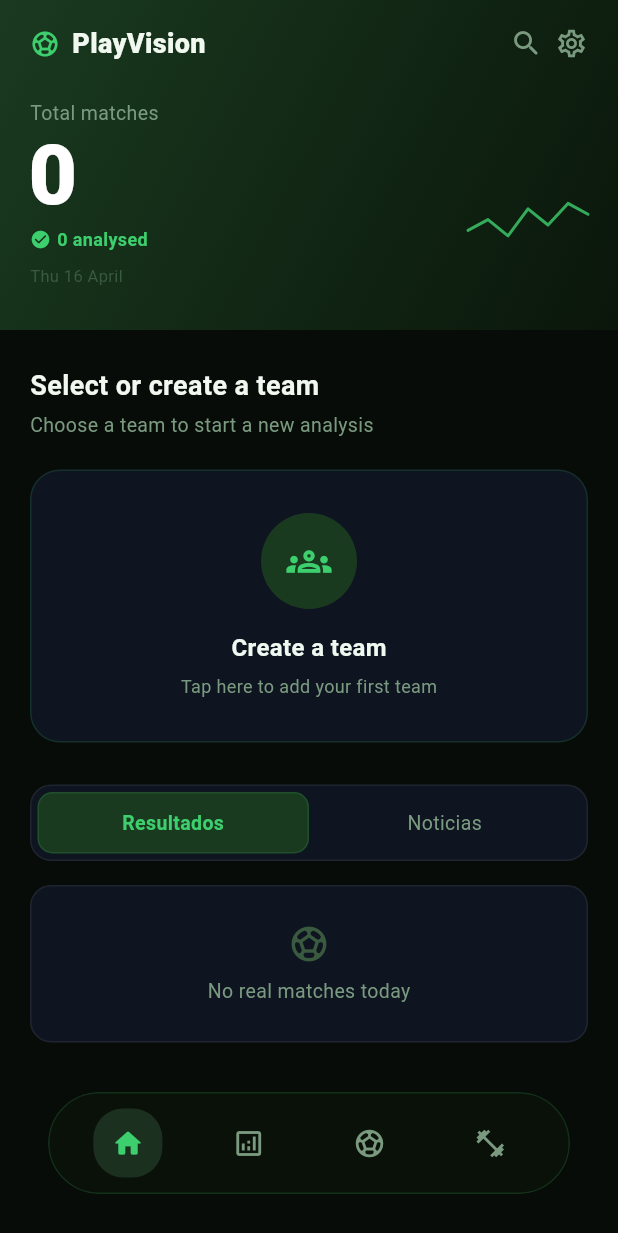
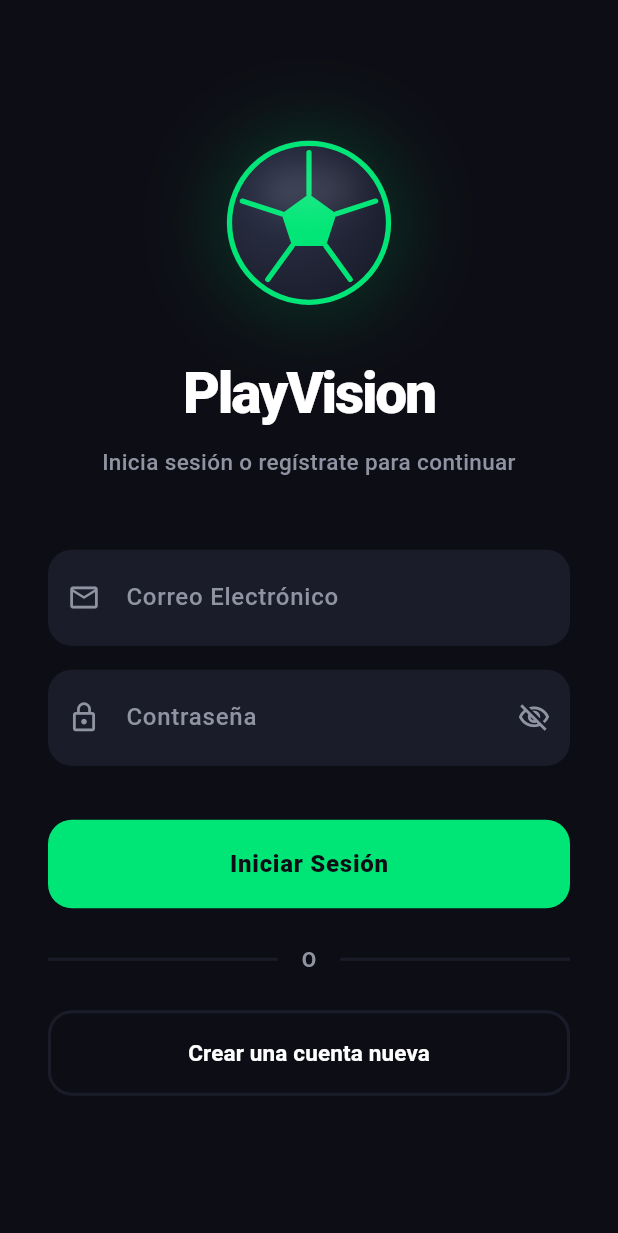
Before and after one commit to ghosstbabby12/playvision, a Flutter app: the screen it shows after launch, on a phone screen of 412 x 824 dp. Shown: the top 1233 px of the screen. Run offline on Flutter 3.47's test engine with Material 3 defaults, Android fonts, the phone set to English and light mode, and no system bars; our stand-ins replace fl_chart, flutter_dotenv, image_picker, supabase_flutter, video_player; accounts and stored records are empty.

Commit message:
feat: login de usuarios y seguridad RLS en Supabase

```diff
--- /dev/null
+++ b/lib/features/auth/presentation/login_page.dart
@@ -0,0 +1,392 @@
+import 'package:flutter/material.dart';
+import 'package:supabase_flutter/supabase_flutter.dart';
+import 'dart:math' as math;
+
+class LoginPage extends StatefulWidget {
+  const LoginPage({super.key});
+
+  @override
+  State<LoginPage> createState() => _LoginPageState();
+}
+
+class _LoginPageState extends State<LoginPage> {
+  final _emailController = TextEditingController();
+  final _passwordController = TextEditingController();
+
+  bool _isLoading = false;
+  bool _obscurePassword = true;
+  String? _errorMessage;
+  String? _successMessage;
+
+  final Color _bgDark = const Color(0xFF0D0E15);
+  final Color _surfaceColor = const Color(0xFF1A1C29);
+  final Color _accentGreen = const Color(0xFF00E676);
+  final Color _textMuted = const Color(0xFF8F93A2);
+
+  Future<void> _signIn() async {
+    final email = _emailController.text.trim();
+    final password = _passwordController.text.trim();
+
+    if (email.isEmpty || password.isEmpty) {
+      setState(() => _errorMessage = 'Ingresa tu correo y contraseña para continuar.');
+      return;
+    }
+
+    setState(() {
+      _isLoading = true;
+      _errorMessage = null;
+      _successMessage = null;
+    });
+
+    try {
+      await Supabase.instance.client.auth.signInWithPassword(
+        email: email,
+        password: password,
+      );
+
+      if (mounted) {
+        Navigator.pushReplacementNamed(context, '/');
+      }
+    } on AuthException catch (e) {
+      setState(() => _errorMessage = e.message);
+    } catch (e) {
+      setState(() => _errorMessage = 'Ha ocurrido un error inesperado.');
+    } finally {
+      if (mounted) setState(() => _isLoading = false);
+    }
+  }
+
+  Future<void> _signUp() async {
+    final email = _emailController.text.trim();
+    final password = _passwordController.text.trim();
+
+    if (email.isEmpty || password.isEmpty) {
+      setState(() => _errorMessage = 'Llena todos los campos para crear tu cuenta.');
+      return;
+    }
+
+    setState(() {
+      _isLoading = true;
+      _errorMessage = null;
+      _successMessage = null;
+    });
+
+    try {
+      await Supabase.instance.client.auth.signUp(
+        email: email,
+        password: password,
+      );
+
+      setState(() {
+        _successMessage = '¡Cuenta creada con éxito! Ahora puedes iniciar sesión.';
+        _passwordController.clear();
+      });
+    } on AuthException catch (e) {
+      setState(() => _errorMessage = e.message);
+    } catch (e) {
+      setState(() => _errorMessage = 'Ocurrió un error al registrarte.');
+    } finally {
+      if (mounted) setState(() => _isLoading = false);
+    }
+  }
+
+  @override
+  void dispose() {
+    _emailController.dispose();
+    _passwordController.dispose();
+    super.dispose();
+  }
+
+  @override
+  Widget build(BuildContext context) {
+    return Scaffold(
+      backgroundColor: _bgDark,
+      body: SafeArea(
+        child: Center(
+          child: SingleChildScrollView(
+            physics: const BouncingScrollPhysics(),
+            padding: const EdgeInsets.symmetric(horizontal: 32.0, vertical: 24.0),
+            child: Column(
+              mainAxisAlignment: MainAxisAlignment.center,
+              crossAxisAlignment: CrossAxisAlignment.stretch,
+              children: [
+                // Nuevo Logo Realista / Tecnológico
+                const Center(
+                  child: ModernSoccerLogo(size: 110),
+                ),
+                const SizedBox(height: 32),
+
+                const Text(
+                  'PlayVision',
+                  textAlign: TextAlign.center,
+                  style: TextStyle(
+                    color: Colors.white,
+                    fontSize: 38,
+                    fontWeight: FontWeight.w900,
+                    letterSpacing: -1.5,
+                  ),
+                ),
+                const SizedBox(height: 8),
+                Text(
+                  'Inicia sesión o regístrate para continuar',
+                  textAlign: TextAlign.center,
+                  style: TextStyle(color: _textMuted, fontSize: 15, fontWeight: FontWeight.w500),
+                ),
+                const SizedBox(height: 48),
+
+                if (_errorMessage != null)
+                  _buildMessageCard(_errorMessage!, Colors.redAccent, Icons.error_outline),
+
+                if (_successMessage != null)
+                  _buildMessageCard(_successMessage!, _accentGreen, Icons.check_circle_outline),
+
+                if (_errorMessage != null || _successMessage != null)
+                  const SizedBox(height: 24),
+
+                _buildTextField(
+                  controller: _emailController,
+                  label: 'Correo Electrónico',
+                  icon: Icons.email_outlined,
+                  keyboardType: TextInputType.emailAddress,
+                ),
+                const SizedBox(height: 16),
+
+                _buildTextField(
+                  controller: _passwordController,
+                  label: 'Contraseña',
+                  icon: Icons.lock_outline,
+                  isPassword: true,
+                ),
+                const SizedBox(height: 36),
+
+                ElevatedButton(
+                  onPressed: _isLoading ? null : _signIn,
+                  style: ElevatedButton.styleFrom(
+                    backgroundColor: _accentGreen,
+                    foregroundColor: _bgDark,
+                    padding: const EdgeInsets.symmetric(vertical: 18),
+                    elevation: 0,
+                    shape: RoundedRectangleBorder(
+                      borderRadius: BorderRadius.circular(16),
+                    ),
+                  ),
+                  child: _isLoading
+                      ? SizedBox(
+                          width: 24, height: 24,
+                          child: CircularProgressIndicator(color: _bgDark, strokeWidth: 2.5),
+                        )
+                      : const Text(
+                          'Iniciar Sesión',
+                          style: TextStyle(fontSize: 16, fontWeight: FontWeight.w800, letterSpacing: 0.5),
+                        ),
+                ),
+                const SizedBox(height: 24),
+
+                Row(
+                  children: [
+                    Expanded(child: Divider(color: _surfaceColor, thickness: 2)),
+                    Padding(
+                      padding: const EdgeInsets.symmetric(horizontal: 16),
+                      child: Text('O', style: TextStyle(color: _textMuted, fontWeight: FontWeight.w600)),
+                    ),
+                    Expanded(child: Divider(color: _surfaceColor, thickness: 2)),
+                  ],
+                ),
+                const SizedBox(height: 24),
+
+                OutlinedButton(
+                  onPressed: _isLoading ? null : _signUp,
+                  style: OutlinedButton.styleFrom(
+                    foregroundColor: Colors.white,
+                    side: BorderSide(color: _surfaceColor, width: 2),
+                    padding: const EdgeInsets.symmetric(vertical: 18),
+                    shape: RoundedRectangleBorder(
+                      borderRadius: BorderRadius.circular(16),
+                    ),
+                  ),
+                  child: const Text(
+                    'Crear una cuenta nueva',
+                    style: TextStyle(fontSize: 15, fontWeight: FontWeight.w600),
+                  ),
+                ),
+              ],
+            ),
+          ),
+        ),
+      ),
+    );
+  }
+
+  Widget _buildMessageCard(String text, Color color, IconData icon) {
+    return Container(
+      padding: const EdgeInsets.symmetric(horizontal: 16, vertical: 14),
+      decoration: BoxDecoration(
+        color: color.withValues(alpha: 0.1),
+        borderRadius: BorderRadius.circular(16),
+        border: Border.all(color: color.withValues(alpha: 0.3)),
+      ),
+      child: Row(
+        children: [
+          Icon(icon, color: color, size: 20),
+          const SizedBox(width: 12),
+          Expanded(
+            child: Text(text, style: TextStyle(color: color, fontSize: 13, fontWeight: FontWeight.w500)),
+          ),
+        ],
+      ),
+    );
+  }
+
+  Widget _buildTextField({
+    required TextEditingController controller,
+    required String label,
+    required IconData icon,
+    bool isPassword = false,
+    TextInputType keyboardType = TextInputType.text,
+  }) {
+    return TextFormField(
+      controller: controller,
+      style: const TextStyle(color: Colors.white, fontWeight: FontWeight.w500),
+      keyboardType: keyboardType,
+      obscureText: isPassword ? _obscurePassword : false,
+      decoration: InputDecoration(
+        hintText: label,
+        hintStyle: TextStyle(color: _textMuted),
+        prefixIcon: Icon(icon, color: _textMuted, size: 22),
+        suffixIcon: isPassword
+            ? IconButton(
+                icon: Icon(
+                  _obscurePassword ? Icons.visibility_off_outlined : Icons.visibility_outlined,
+                  color: _textMuted,
+                  size: 22,
+                ),
+                onPressed: () => setState(() => _obscurePassword = !_obscurePassword),
+              )
+            : null,
+        filled: true,
+        fillColor: _surfaceColor,
+        contentPadding: const EdgeInsets.symmetric(vertical: 20),
+        border: OutlineInputBorder(
+          borderRadius: BorderRadius.circular(16),
+          borderSide: BorderSide.none,
+        ),
+        focusedBorder: OutlineInputBorder(
+          borderRadius: BorderRadius.circular(16),
+          borderSide: BorderSide(color: _accentGreen, width: 2),
+        ),
+      ),
+    );
+  }
+}
+
+// ============================================================================
+// LOGO PERSONALIZADO (Balón Tecnológico 3D)
+// ============================================================================
+class ModernSoccerLogo extends StatelessWidget {
+  final double size;
+  const ModernSoccerLogo({super.key, required this.size});
+
+  @override
+  Widget build(BuildContext context) {
+    return Container(
+      width: size,
+      height: size,
+      decoration: BoxDecoration(
+        shape: BoxShape.circle,
+        // Brillo sutil de fondo
+        boxShadow: [
+          BoxShadow(
+            color: const Color(0xFF00E676).withValues(alpha: 0.15),
+            blurRadius: 40,
+            spreadRadius: 10,
+          ),
+        ],
+      ),
+      child: CustomPaint(
+        painter: _ModernSoccerPainter(),
+      ),
+    );
+  }
+}
+
+class _ModernSoccerPainter extends CustomPainter {
+  @override
+  void paint(Canvas canvas, Size size) {
+    final center = Offset(size.width / 2, size.height / 2);
+    final radius = size.width / 2;
+
+    // 1. Círculo base oscuro con gradiente
+    final baseGradient = RadialGradient(
+      center: const Alignment(-0.3, -0.3),
+      radius: 1.0,
+      colors: [
+        const Color(0xFF2C3248),
+        const Color(0xFF13141F),
+      ],
+    );
+    final basePaint = Paint()
+      ..shader = baseGradient.createShader(Rect.fromCircle(center: center, radius: radius));
+    canvas.drawCircle(center, radius, basePaint);
+
+    // 2. Anillo exterior brillante verde
+    final ringPaint = Paint()
+      ..style = PaintingStyle.stroke
+      ..strokeWidth = 3.5
+      ..color = const Color(0xFF00E676);
+    canvas.drawCircle(center, radius - 2, ringPaint);
+
+    // 3. Pentágono central
+    final accentPaint = Paint()
+      ..style = PaintingStyle.fill
+      ..color = const Color(0xFF00E676);
+
+    final path = Path();
+    final pentagonRadius = radius * 0.35;
+    for (int i = 0; i < 5; i++) {
+      // Rotado -18 grados para que el pentágono quede recto
+      final angle = (i * 2 * math.pi / 5) - (math.pi / 2);
+      final x = center.dx + pentagonRadius * math.cos(angle);
+      final y = center.dy + pentagonRadius * math.sin(angle);
+      if (i == 0) {
+        path.moveTo(x, y);
+      } else {
+        path.lineTo(x, y);
+      }
+    }
+    path.close();
+    canvas.drawPath(path, accentPaint);
+
+    // 4. Líneas conectando el pentágono al borde (Costuras del balón)
+    final linePaint = Paint()
+      ..style = PaintingStyle.stroke
+      ..strokeWidth = 3.5
+      ..color = const Color(0xFF00E676)
+      ..strokeCap = StrokeCap.round;
+
+    for (int i = 0; i < 5; i++) {
+      final angle = (i * 2 * math.pi / 5) - (math.pi / 2);
+
+      // Desde los vértices del pentágono
+      final startX = center.dx + pentagonRadius * math.cos(angle);
+      final startY = center.dy + pentagonRadius * math.sin(angle);
+
+      // Hacia el borde
+      final endX = center.dx + (radius * 0.85) * math.cos(angle);
+      final endY = center.dy + (radius * 0.85) * math.sin(angle);
+
+      canvas.drawLine(Offset(startX, startY), Offset(endX, endY), linePaint);
+    }
+
+    // 5. Brillo superior (efecto 3D)
+    final highlightPaint = Paint()
+      ..color = Colors.white.withValues(alpha: 0.1)
+      ..maskFilter = const MaskFilter.blur(BlurStyle.normal, 10);
+    canvas.drawOval(
+      Rect.fromCenter(center: Offset(center.dx, center.dy - radius * 0.4), width: radius * 1.2, height: radius * 0.6),
+      highlightPaint,
+    );
+  }
+
+  @override
+  bool shouldRepaint(covariant CustomPainter oldDelegate) => false;
+}
--- a/lib/features/home/controller/home_controller.dart
+++ b/lib/features/home/controller/home_controller.dart
@@ -61,7 +61,7 @@ class HomeController extends ChangeNotifier {
         if (updated != null) selectedTeam = updated;
       }
     } catch (e) {
-      errorMessage = 'Failed to load teams: $e';
+      errorMessage = 'No se pudieron cargar los equipos: $e';
     } finally {
       isLoading = false;
       notifyListeners();
@@ -74,7 +74,7 @@ class HomeController extends ChangeNotifier {
     try {
       recentMatches = await _service.getMatches();
     } catch (e) {
-      errorMessage = 'Failed to load matches: $e';
+      errorMessage = 'No se pudieron cargar los partidos: $e';
     } finally {
       isLoadingMatches = false;
       notifyListeners();
@@ -87,7 +87,7 @@ class HomeController extends ChangeNotifier {
     try {
       teamMatches[teamId] = await _service.getMatchesByTeam(teamId);
     } catch (e) {
-      errorMessage = 'Failed to load matches: $e';
+      errorMessage = 'Fallo al cargar los partidos de este equipo: $e';
     } finally {
       _loadingMatches.remove(teamId);
       notifyListeners();
@@ -103,15 +103,14 @@ class HomeController extends ChangeNotifier {
     try {
       final report = await _service.getMatchReport(matchId);
       if (report != null) {
-        // Guardamos el reporte ESPECÍFICO de este partido en memoria
         AnalysisStore.instance.save(report);
-        return true; // Éxito
+        return true;
       } else {
-        errorMessage = 'Analysis data not found for this match.';
+        errorMessage = 'Datos de análisis no encontrados para este partido.';
         return false;
       }
     } catch (e) {
-      errorMessage = 'Error loading analysis: $e';
+      errorMessage = 'Error cargando análisis: $e';
       return false;
     } finally {
       isLoading = false;
@@ -123,7 +122,7 @@ class HomeController extends ChangeNotifier {
   Future<void> pickAndAnalyze({String opponent = ''}) async {
     final teamId = selectedTeam?['id'] as int?;
     if (teamId == null) {
-      errorMessage = 'Please select a team first.';
+      errorMessage = 'Por favor selecciona un equipo primero.';
       notifyListeners();
       return;
     }
@@ -154,11 +153,9 @@ class HomeController extends ChangeNotifier {
         Uri.parse('${AppConstants.apiBase}/analyze'),
       );
 
-      // Enviamos IDs exactos en formato String sin variables nulas
       request.fields['team_id']     = teamId.toString();
       request.fields['opponent']    = opponent;
       request.fields['source_type'] = AppConstants.sourceUpload;
-
       request.fields['match_id'] = matchId.toString();
 
       request.files.add(
@@ -169,20 +166,16 @@ class HomeController extends ChangeNotifier {
       final body     = await streamed.stream.bytesToString();
 
       if (streamed.statusCode == 200) {
-        // 3. Recibir resultado JSON
         final result = jsonDecode(body) as Map<String, dynamic>;
 
-        // 4. Actualizar estado y URL del video en Supabase
         await _service.updateMatchStatus(matchId: matchId, status: 'done');
         final videoUrl = result['video_url'] as String?;
         if (videoUrl != null && videoUrl.isNotEmpty) {
           await _service.updateMatchVideoUrl(matchId: matchId, videoUrl: videoUrl);
         }
 
-        // 5. Guardar en Store PRIMERO para que el video esté disponible
         AnalysisStore.instance.save(result, localFile: file);
 
-        // 6. Guardar estadísticas de jugadores (solo columnas existentes en DB)
         final players = result['players'] as List?;
         if (players != null && players.isNotEmpty) {
           final statsToInsert = players.map((p) => {
@@ -197,22 +190,18 @@ class HomeController extends ChangeNotifier {
           try {
             await _service.savePlayerStatsBatch(statsToInsert);
           } catch (e) {
-            // Stats insert failed but analysis result is already saved
             debugPrint('Stats insert error: $e');
           }
         }
-        successMessage = 'Analysis complete!';
-
-        // 7. Recargar los partidos de este equipo para que aparezca el nuevo
+        successMessage = '¡Análisis completo!';
         await loadMatchesForTeam(teamId);
 
       } else {
-        errorMessage = 'Server error: ${streamed.statusCode} - $body';
-        // Si el backend falla, marcamos el partido como error
+        errorMessage = 'Error del servidor: ${streamed.statusCode} - $body';
         await _service.updateMatchStatus(matchId: matchId, status: 'error');
       }
     } catch (e) {
-      errorMessage = 'Connection error: $e';
+      errorMessage = 'Error de conexión: $e';
       if (matchId != null) {
         await _service.updateMatchStatus(matchId: matchId, status: 'error');
       }
@@ -241,8 +230,14 @@ class HomeController extends ChangeNotifier {
     String? club,
     String? logoUrl,
   }) async {
-    await _service.createTeam(name: name, category: category, club: club, logoUrl: logoUrl);
-    await loadTeams();
+    try {
+      await _service.createTeam(name: name, category: category, club: club, logoUrl: logoUrl);
+      await loadTeams();
+      successMessage = "¡Equipo creado con éxito!";
+    } catch(e) {
+      errorMessage = "No se pudo crear el equipo: $e";
+    }
+    notifyListeners();
   }
 
   Future<void> updateTeam({
--- a/lib/main.dart
+++ b/lib/main.dart
@@ -31,11 +31,16 @@ class PlayVisionApp extends StatelessWidget {
 
   @override
   Widget build(BuildContext context) {
+    // Revisamos si el usuario ya tiene una sesión iniciada
+    final session = Supabase.instance.client.auth.currentSession;
+
     return MaterialApp(
       title: 'PlayVision',
       debugShowCheckedModeBanner: false,
       theme: ThemeData(primarySwatch: Colors.green),
-      initialRoute: AppRoutes.home,
+
+      // Si hay sesión iniciada lo mandamos a "/", si no, lo mandamos a "/login"
+      initialRoute: session != null ? AppRoutes.main : AppRoutes.login,
       routes: AppRoutes.routes,
     );
   }
--- a/lib/routes/app_routes.dart
+++ b/lib/routes/app_routes.dart
@@ -1,10 +1,14 @@
 import 'package:flutter/material.dart';
 import '../app/main_screen.dart';
+// Asegúrate de que esta ruta coincida donde guardaste el login_page.dart
+import '../features/auth/presentation/login_page.dart';
 
 class AppRoutes {
-  static const home = "/";
+  static const main = "/";
+  static const login = "/login"; // Nueva ruta para el login
 
   static final routes = <String, WidgetBuilder>{
-    home: (context) => const MainScreen(),
+    main: (context) => const MainScreen(),
+    login: (context) => const LoginPage(),
   };
 }
```
Also changed, not shown: lib/core/supabase/supabase_service.dart (+33 -31 lines), 1 other file.
